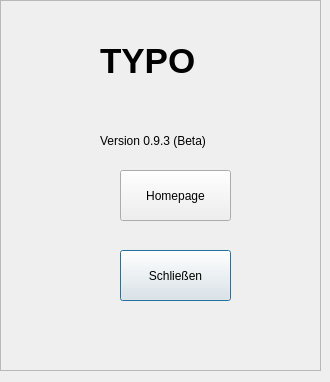
Above: Typo_aktuelle_arbeitsversion/info.ui from gaffli/typo before the change. Below: the same form after it.
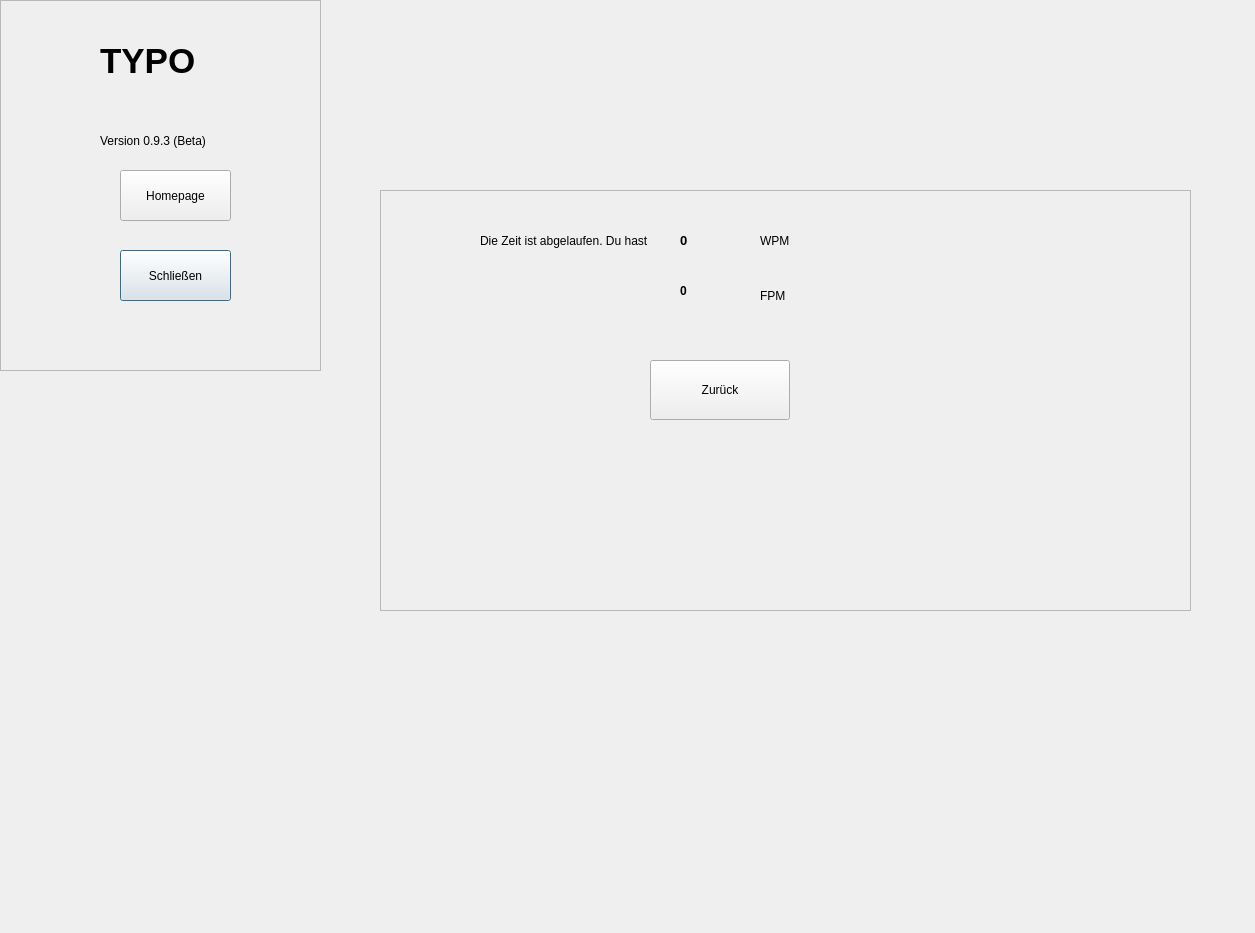
That is the form after the change.

Patch:
```diff
--- a/Typo_aktuelle_arbeitsversion/info.ui
+++ b/Typo_aktuelle_arbeitsversion/info.ui
@@ -6,8 +6,8 @@
    <rect>
     <x>0</x>
     <y>0</y>
-    <width>330</width>
-    <height>382</height>
+    <width>1255</width>
+    <height>933</height>
    </rect>
   </property>
   <property name="windowTitle">
@@ -89,6 +89,114 @@
     </property>
    </widget>
   </widget>
+  <widget class="QFrame" name="frame_zeitvorbei">
+   <property name="geometry">
+    <rect>
+     <x>380</x>
+     <y>190</y>
+     <width>811</width>
+     <height>421</height>
+    </rect>
+   </property>
+   <property name="frameShape">
+    <enum>QFrame::StyledPanel</enum>
+   </property>
+   <property name="frameShadow">
+    <enum>QFrame::Raised</enum>
+   </property>
+   <widget class="QLabel" name="label_4">
+    <property name="geometry">
+     <rect>
+      <x>100</x>
+      <y>30</y>
+      <width>281</width>
+      <height>41</height>
+     </rect>
+    </property>
+    <property name="text">
+     <string>Die Zeit ist abgelaufen. Du hast</string>
+    </property>
+   </widget>
+   <widget class="QLabel" name="label_wpm">
+    <property name="geometry">
+     <rect>
+      <x>300</x>
+      <y>30</y>
+      <width>71</width>
+      <height>41</height>
+     </rect>
+    </property>
+    <property name="font">
+     <font>
+      <pointsize>10</pointsize>
+      <weight>75</weight>
+      <bold>true</bold>
+     </font>
+    </property>
+    <property name="text">
+     <string>0</string>
+    </property>
+   </widget>
+   <widget class="QLabel" name="label_5">
+    <property name="geometry">
+     <rect>
+      <x>380</x>
+      <y>30</y>
+      <width>91</width>
+      <height>41</height>
+     </rect>
+    </property>
+    <property name="text">
+     <string>WPM</string>
+    </property>
+   </widget>
+   <widget class="QLabel" name="label_6">
+    <property name="geometry">
+     <rect>
+      <x>380</x>
+      <y>80</y>
+      <width>91</width>
+      <height>51</height>
+     </rect>
+    </property>
+    <property name="text">
+     <string>FPM</string>
+    </property>
+   </widget>
+   <widget class="QLabel" name="label_fpm">
+    <property name="geometry">
+     <rect>
+      <x>300</x>
+      <y>80</y>
+      <width>61</width>
+      <height>41</height>
+     </rect>
+    </property>
+    <property name="font">
+     <font>
+      <pointsize>9</pointsize>
+      <weight>75</weight>
+      <bold>true</bold>
+     </font>
+    </property>
+    <property name="text">
+     <string>0</string>
+    </property>
+   </widget>
+   <widget class="QPushButton" name="pB_ende">
+    <property name="geometry">
+     <rect>
+      <x>270</x>
+      <y>170</y>
+      <width>140</width>
+      <height>60</height>
+     </rect>
+    </property>
+    <property name="text">
+     <string>Zurück</string>
+    </property>
+   </widget>
+  </widget>
  </widget>
  <resources/>
  <connections/>
```
